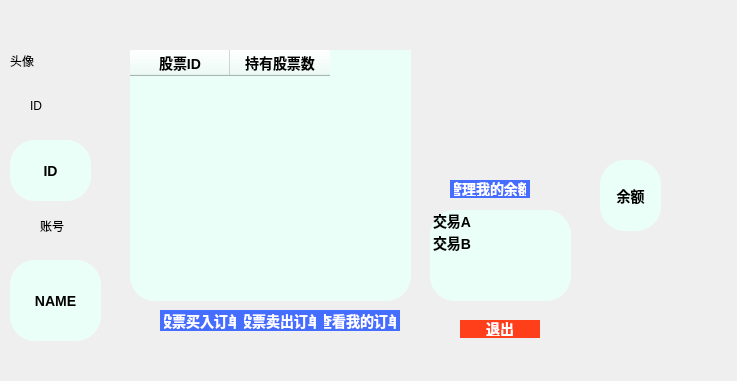
Before: the Qt Designer form src/AllWindow/ui_account.ui in Hypn0tised-ysy/stock-project, drawn with Qt 5.
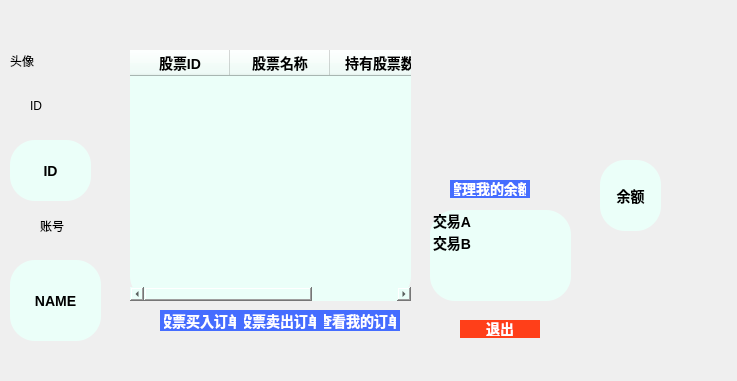
After: the same form once the commit is applied.

The edit to the form file:
```diff
--- a/src/AllWindow/ui_account.ui
+++ b/src/AllWindow/ui_account.ui
@@ -150,6 +150,11 @@
      <string>股票ID</string>
     </property>
    </column>
+   <column>
+    <property name="text">
+     <string>股票名称</string>
+    </property>
+   </column>
    <column>
     <property name="text">
      <string>持有股票数</string>
```
